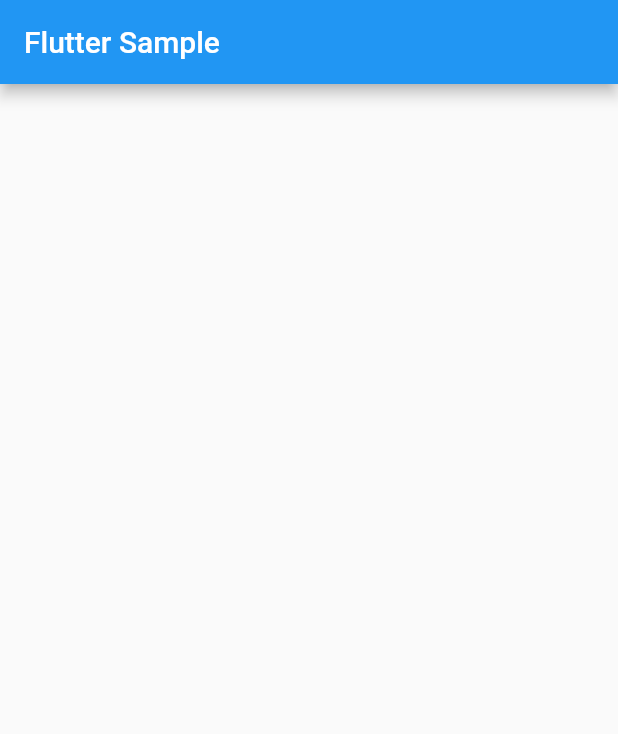
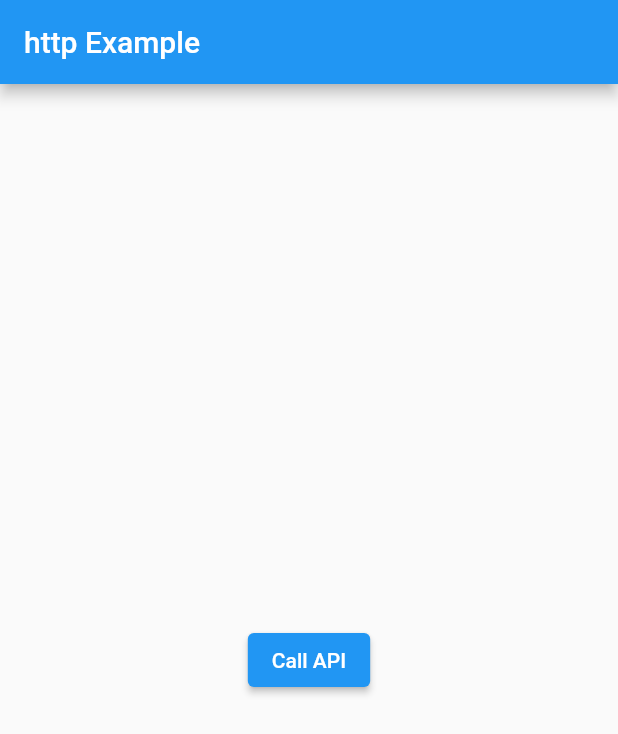
Before and after one commit to AlikaEgawa/doorbell-flutter, a Flutter app: the screen it shows after launch, on a phone screen of 412 x 824 dp. Shown: the top 734 px of the screen. Run offline on Flutter 3.47's test engine with Material 2 defaults, Android fonts, the phone set to English and light mode, and no system bars.

Commit message:
ボタン押下でslack通知

```diff
--- a/lib/main.dart
+++ b/lib/main.dart
@@ -10,68 +10,59 @@ class MyApp extends StatelessWidget {
 
   @override
   Widget build(BuildContext context) {
-    return const MaterialApp(
-      title: 'Flutter Sample',
-      home: MyHomePage(title: 'Flutter Sample'),
+    return MaterialApp(
+      title: 'Flutter Demo',
+      theme: ThemeData(
+        primarySwatch: Colors.blue,
+      ),
+      home: const MyHomePage(),
     );
   }
 }
+class MyHomePage extends StatelessWidget {
+  const MyHomePage({Key? key}) : super(key: key);
 
-class MyHomePage extends StatefulWidget {
-  const MyHomePage({Key? key, required this.title}) : super(key: key);
+  void _callAPI() async {
+    const String slackToken = 'xoxb-3410044109703-4377880182321-uHUYYQK64IYaEux9Hwb39Jtq';
+    var slackUri = Uri.parse('https://hooks.slack.com/services/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');
 
-  final String title;
+    Map<String, Object> data = {
+      'channel': 'slack-me',
+      'text': '【要対応！】\nお客さんが来ています！！',
+      'user_name': '来客通知BOT',
+      'icon_emoji': 'dog',
+      'link_names': 1
+    };
 
-  @override
-  State<MyHomePage> createState() => _MyHomePageState();
-}
+    final http.Response response = await http.post(
+      slackUri,
+      headers: {
+        "Content-Type": "application/json",
+        "Authorization": "Bearer $slackToken",
+      },
+      body: json.encode(data)
+    );
+    print(response);
 
-class _MyHomePageState extends State<MyHomePage> {
-  List items = [];
-
-  Future<void> getData() async {
-    var response = await http.get(Uri.https(
-        'www.googleapis.com',
-        '/books/v1/volumes',
-        {'q': '{Flutter}', 'maxResults': '40', 'langRestrict': 'ja'}));
-
-    var jsonResponse = jsonDecode(response.body);
-
-    setState(() {
-      items = jsonResponse['items'];
-    });
-  }
-
-  @override
-  void initState() {
-    super.initState();
-
-    getData();
+    // var response = await http.post(slackUri,
+    // headers: {'Content-Type': "application/json"},
+    // body: json.encode(request.toJson())
+    // );
+    // print('Response status: ${response.statusCode}');
+    // print('Response body: ${response.body}');
   }
 
   @override
   Widget build(BuildContext context) {
     return Scaffold(
       appBar: AppBar(
-        title: const Text('Flutter Sample'),
+        title: const Text('http Example'),
       ),
-      body: ListView.builder(
-        itemCount: items.length,
-        itemBuilder: (BuildContext context, int index) {
-          return Card(
-            child: Column(
-              children: <Widget>[
-                ListTile(
-                  leading: Image.network(
-                    items[index]['volumeInfo']['imageLinks']['thumbnail'],
-                  ),
-                  title: Text(items[index]['volumeInfo']['title']),
-                  subtitle: Text(items[index]['volumeInfo']['publishedDate']),
-                ),
-              ],
-            ),
-          );
-        },
+      body: Center(
+        child: ElevatedButton(
+          onPressed: _callAPI,
+          child: const Text('Call API'),
+        ),
       ),
     );
   }
```
